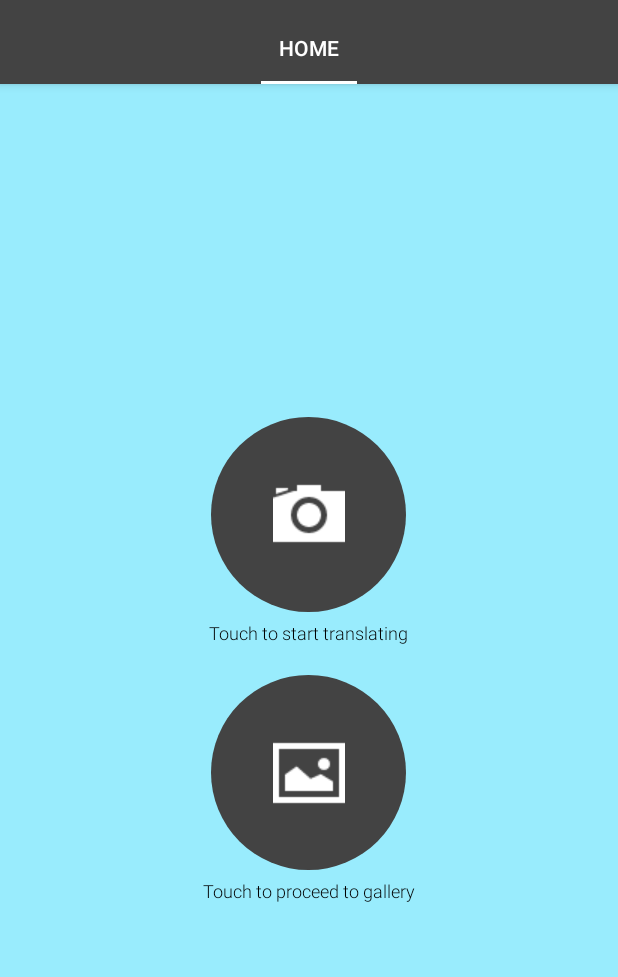
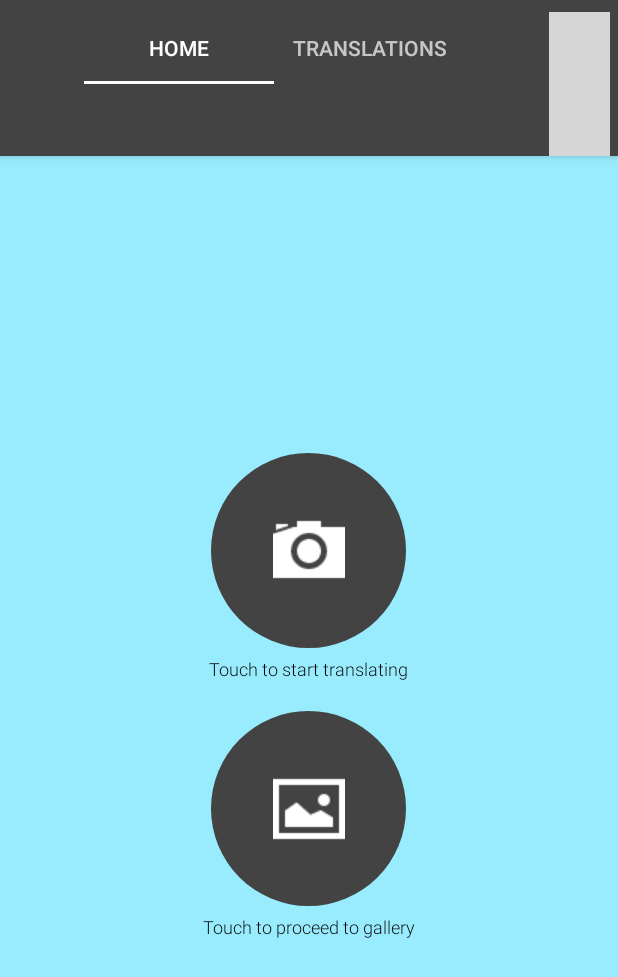
Before and after one commit to helimarrabago/Dots, an Android app: the screen it shows after launch (MainActivity), on a phone screen of 412 x 824 dp. Shown: the top 977 px of the screen. Run offline under Robolectric (Android 15) with nearby library versions, the light colour scheme and no system bars; 2 statements that could not run were skipped; grey boxes are pictures that could not be loaded.

Commit message:
Added more stuff to translation

```diff
--- a/app/src/main/AndroidManifest.xml
+++ b/app/src/main/AndroidManifest.xml
@@ -27,5 +27,8 @@
             android:name=".ProcessingActivity"
             android:theme="@style/AppTheme.NoActionBar"
             android:windowSoftInputMode="adjustNothing"/>
+        <activity
+            android:name=".HelpActivity"
+            android:theme="@style/AppTheme.NoActionBar"/>
     </application>
 </manifest>
--- /dev/null
+++ b/app/src/main/java/capstone/dots/HistoryFragment.java
@@ -0,0 +1,22 @@
+package capstone.dots;
+
+import android.os.Bundle;
+import android.support.v4.app.Fragment;
+import android.view.LayoutInflater;
+import android.view.View;
+import android.view.ViewGroup;
+
+/**
+ * Created by Helimar Rabago on 10 Aug 2017.
+ */
+
+public class HistoryFragment extends Fragment {
+    private View view;
+
+    @Override
+    public View onCreateView(LayoutInflater inflater, ViewGroup container, Bundle savedInstanceState) {
+        view = inflater.inflate(R.layout.fragment_history, container, false);
+
+        return view;
+    }
+}
--- a/app/src/main/java/capstone/dots/HomeFragment.java
+++ b/app/src/main/java/capstone/dots/HomeFragment.java
@@ -18,7 +18,7 @@ import com.scanlibrary.ScanConstants;
  */
 
 public class HomeFragment extends Fragment {
-    private View mView;
+    private View view;
     private ImageButton camera_button;
     private ImageButton gallery_button;
 
@@ -26,9 +26,9 @@ public class HomeFragment extends Fragment {
 
     @Override
     public View onCreateView(LayoutInflater inflater, ViewGroup container, Bundle savedInstanceState) {
-        mView = inflater.inflate(R.layout.fragment_home, container, false);
+        view = inflater.inflate(R.layout.fragment_home, container, false);
 
-        return mView;
+        return view;
     }
 
     @Override
--- a/app/src/main/java/capstone/dots/MainActivity.java
+++ b/app/src/main/java/capstone/dots/MainActivity.java
@@ -1,5 +1,6 @@
 package capstone.dots;
 
+import android.content.Intent;
 import android.os.Bundle;
 import android.support.design.widget.TabLayout;
 import android.support.v4.app.Fragment;
@@ -7,6 +8,8 @@ import android.support.v4.app.FragmentManager;
 import android.support.v4.app.FragmentPagerAdapter;
 import android.support.v4.view.ViewPager;
 import android.support.v7.app.AppCompatActivity;
+import android.view.View;
+import android.widget.ImageButton;
 
 public class MainActivity extends AppCompatActivity {
     /**
@@ -24,6 +27,8 @@ public class MainActivity extends AppCompatActivity {
      */
     private ViewPager mViewPager;
 
+    private ImageButton helpButton;
+
     @Override
     protected void onCreate(Bundle savedInstanceState) {
         super.onCreate(savedInstanceState);
@@ -37,41 +42,33 @@ public class MainActivity extends AppCompatActivity {
         mViewPager = (ViewPager) findViewById(R.id.container);
         mViewPager.setAdapter(mSectionsPagerAdapter);
 
+        helpButton = (ImageButton) findViewById(R.id.help_button);
+        helpButton.setOnClickListener(onClickHelp());
+
         TabLayout tabLayout = (TabLayout) findViewById(R.id.tabs);
         tabLayout.setupWithViewPager(mViewPager);
+        tabLayout.setTabGravity(TabLayout.GRAVITY_CENTER);
+        tabLayout.setTabMode(TabLayout.MODE_FIXED);
 
         System.loadLibrary("opencv_java3");
     }
 
-    /*@Override
-    public boolean onCreateOptionsMenu(Menu menu) {
-        // Inflate the menu; this adds items to the action bar if it is present.
-        getMenuInflater().inflate(R.menu.menu_main, menu);
-        return true;
+    private View.OnClickListener onClickHelp() {
+        return new View.OnClickListener() {
+            @Override
+            public void onClick(View v) {
+                Intent intent = new Intent(MainActivity.this, HelpActivity.class);
+                startActivity(intent);
+            }
+        };
     }
-
-    @Override
-    public boolean onOptionsItemSelected(MenuItem item) {
-        // Handle action bar item clicks here. The action bar will
-        // automatically handle clicks on the Home/Up button, so long
-        // as you specify a parent activity in AndroidManifest.xml.
-        int id = item.getItemId();
-
-        //noinspection SimplifiableIfStatement
-        if (id == R.id.action_settings) {
-            return true;
-        }
-
-        return super.onOptionsItemSelected(item);
-    }*/
 
     /**
      * A {@link FragmentPagerAdapter} that returns a fragment corresponding to
      * one of the sections/tabs/pages.
      */
-    public class SectionsPagerAdapter extends FragmentPagerAdapter {
-
-        public SectionsPagerAdapter(FragmentManager fm) {
+    private class SectionsPagerAdapter extends FragmentPagerAdapter {
+        private SectionsPagerAdapter(FragmentManager fm) {
             super(fm);
         }
 
@@ -83,14 +80,17 @@ public class MainActivity extends AppCompatActivity {
                 case 0:
                     HomeFragment homeFragment = new HomeFragment();
                     return homeFragment;
+                case 1:
+                    HistoryFragment historyFragment = new HistoryFragment();
+                    return historyFragment;
             }
             return null;
         }
 
         @Override
         public int getCount() {
-            // Show 3 total pages.
-            return 1;
+            // Show 2 total pages.
+            return 2;
         }
 
         @Override
@@ -98,6 +98,8 @@ public class MainActivity extends AppCompatActivity {
             switch (position) {
                 case 0:
                     return "HOME";
+                case 1:
+                    return "TRANSLATIONS";
             }
             return null;
         }
--- a/app/src/main/java/capstone/dots/PreprocessingFragment.java
+++ b/app/src/main/java/capstone/dots/PreprocessingFragment.java
@@ -667,12 +667,14 @@ public class PreprocessingFragment extends Fragment {
         return refinedXCoords;
     }
 
+    // Displays progress dialog box
     protected void showProgressDialog(String message) {
         progressDialogFragment = new ProgressDialogFragment(message);
         FragmentManager fm = getFragmentManager();
         progressDialogFragment.show(fm, ProgressDialogFragment.class.toString());
     }
 
+    // Destroys progress dialog box
     protected void dismissDialog() {
         progressDialogFragment.dismissAllowingStateLoss();
     }
--- a/app/src/main/res/layout/activity_main.xml
+++ b/app/src/main/res/layout/activity_main.xml
@@ -13,10 +13,28 @@
         android:layout_height="wrap_content"
         android:paddingTop="@dimen/appbar_padding_top"
         android:theme="@style/AppTheme.AppBarOverlay">
-        <android.support.design.widget.TabLayout
-            android:id="@+id/tabs"
+        <LinearLayout
             android:layout_width="match_parent"
-            android:layout_height="wrap_content" />
+            android:layout_height="wrap_content"
+            android:orientation="horizontal">
+            <android.support.design.widget.TabLayout
+                android:id="@+id/tabs"
+                android:layout_width="0dp"
+                android:layout_height="wrap_content"
+                android:layout_weight="9"
+                app:tabMaxWidth="0dp"
+                app:tabGravity="fill"
+                app:tabMode="fixed"/>
+            <ImageButton
+                android:id="@+id/help_button"
+                android:layout_width="0dp"
+                android:layout_height="wrap_content"
+                android:layout_weight="1"
+                android:layout_gravity="center_vertical"
+                android:layout_marginEnd="5dp"
+                android:src="@drawable/help_icon"
+                android:background="@null"/>
+        </LinearLayout>
     </android.support.design.widget.AppBarLayout>
     <android.support.v4.view.ViewPager
         android:id="@+id/container"
--- a/app/src/main/res/menu/menu_main.xml
+++ b/app/src/main/res/menu/menu_help.xml
@@ -3,8 +3,8 @@
     xmlns:tools="http://schemas.android.com/tools"
     tools:context="capstone.dots.MainActivity">
     <item
-        android:id="@+id/action_settings"
+        android:id="@+id/action_help"
         android:orderInCategory="100"
-        android:title="@string/action_settings"
-        app:showAsAction="never" />
+        android:title="@string/help"
+        app:showAsAction="never"/>
 </menu>
--- a/app/src/main/res/values/strings.xml
+++ b/app/src/main/res/values/strings.xml
@@ -2,4 +2,5 @@
     <string name="app_name">Dots</string>
     <string name="processing">Processing image</string>
     <string name="translate">Translating image</string>
+    <string name="help">Help Me</string>
 </resources>
```
Also changed, not shown: app/src/main/java/capstone/dots/HelpActivity.java (added, +26 -0 lines), app/src/main/java/capstone/dots/TranslationFragment.java (+65 -40 lines), 19 other files.
